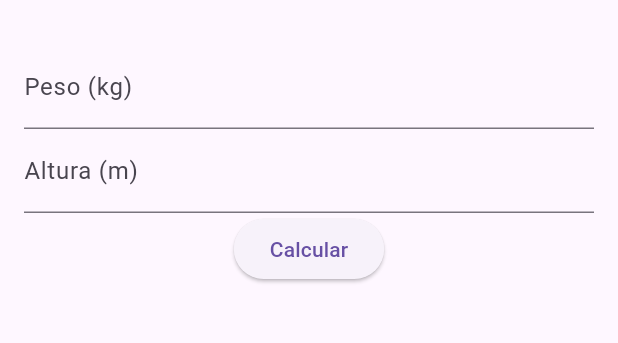
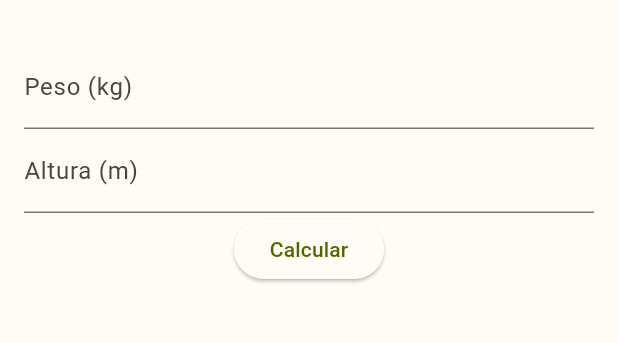
Before and after one commit to jeancarloscc/calculo-imc, a Flutter app: the screen it shows after launch, on a phone screen of 412 x 824 dp, the part 63-406 px from its top. Run offline on Flutter 3.47's test engine with Material 3 defaults, Android fonts, the phone set to English and light mode, and no system bars.

Commit message:
modificações no main

```diff
--- a/lib/main.dart
+++ b/lib/main.dart
@@ -1,6 +1,7 @@
 // lib/main.dart
 
 import 'package:flutter/material.dart';
+import 'package:imc_calculo/color_schemes.g.dart';
 import 'presentation/pages/home_page.dart';
 import 'core/usecases/calcular_imc.dart';
 import 'data/repositories/imc_repository.dart';
@@ -20,10 +21,10 @@ class MyApp extends StatelessWidget {
   @override
   Widget build(BuildContext context) {
     return MaterialApp(
+      themeMode: ThemeMode.system,
       title: 'Calculadora de IMC',
-      theme: ThemeData(
-        primarySwatch: Colors.blue,
-      ),
+      theme: ThemeData.from(colorScheme: lightColorScheme),
+      darkTheme: ThemeData.from(colorScheme: darkColorScheme),
       home: HomePage(calcularIMC: calcularIMC),
     );
   }
```
